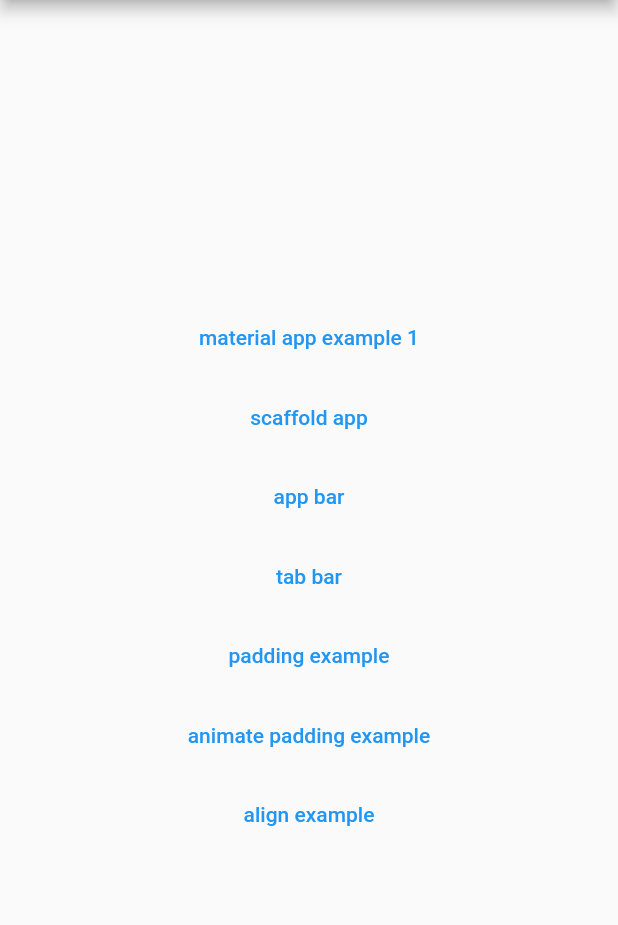
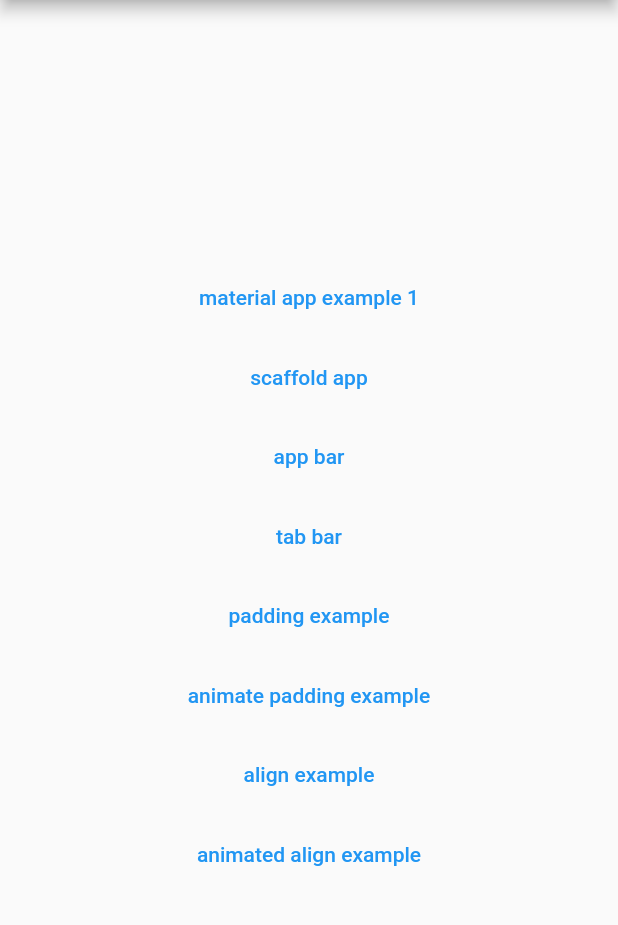
Before and after one commit to simonyang81/practice_flutter, a Flutter app: the screen it shows after launch, on a phone screen of 412 x 824 dp, the part 84-1009 px from its top. Run offline on Flutter 3.47's test engine with Material 2 defaults, Android fonts, the phone set to English and light mode, and no system bars; our stand-ins replace get; missing offline and left inert: f_logs.

Commit message:
animated align example

```diff
--- a/lib/main.dart
+++ b/lib/main.dart
@@ -20,7 +20,13 @@ class MyApp extends StatelessWidget {
       showPerformanceOverlay: false,
       title: 'Practice Flutter',
       theme: ThemeData(
-        primarySwatch: Colors.blue,
+        // primarySwatch: Colors.blue,
+        // colorScheme: ColorScheme.fromSwatch().copyWith(
+        //   primary: Colors.blue,
+        //   // background: Colors.grey,
+        //   // onPrimary: Colors.grey,
+        // ),
+
       ),
       getPages: Pages.routes,
       home: const MyHomePage(title: 'Practice Flutter'),
@@ -90,6 +96,12 @@ class _MyHomePageState extends State<MyHomePage> {
               Get.toNamed(Routes.alignExample);
             }, child: const Text('align example')),
 
+            const SizedBox(height: 5,),
+
+            TextButton(onPressed: () {
+              Get.toNamed(Routes.animatedAlignExample);
+            }, child: const Text('animated align example')),
+
           ],
         ),
       ),
--- a/lib/routes/pages.dart
+++ b/lib/routes/pages.dart
@@ -10,6 +10,7 @@
 
 import 'package:get/get.dart';
 import 'package:practice_flutter/align_example/align_example.dart';
+import 'package:practice_flutter/animated_align_example/animated_align_example.dart';
 import 'package:practice_flutter/animated_padding_example/animated_padding_example.dart';
 
 import '../app_bar_example/app_bar_example.dart';
@@ -58,6 +59,11 @@ class Pages {
         page: () => const AlignExample(),
         transition: Transition.rightToLeft),
 
+    GetPage(
+        name: Routes.animatedAlignExample,
+        page: () => const AnimatedAlignExample(),
+        transition: Transition.rightToLeft),
+
   ];
 
 
--- a/lib/routes/routes.dart
+++ b/lib/routes/routes.dart
@@ -21,6 +21,7 @@ abstract class Routes {
   static const paddingExample             = '/padding-example';
   static const animatedPaddingExample     = '/animated-padding-example';
   static const alignExample               = '/align-example';
+  static const animatedAlignExample       = '/animated-align-example';
 
 
 }
```
Also changed, not shown: lib/animated_align_example/animated_align_example.dart (added, +71 -0 lines).
